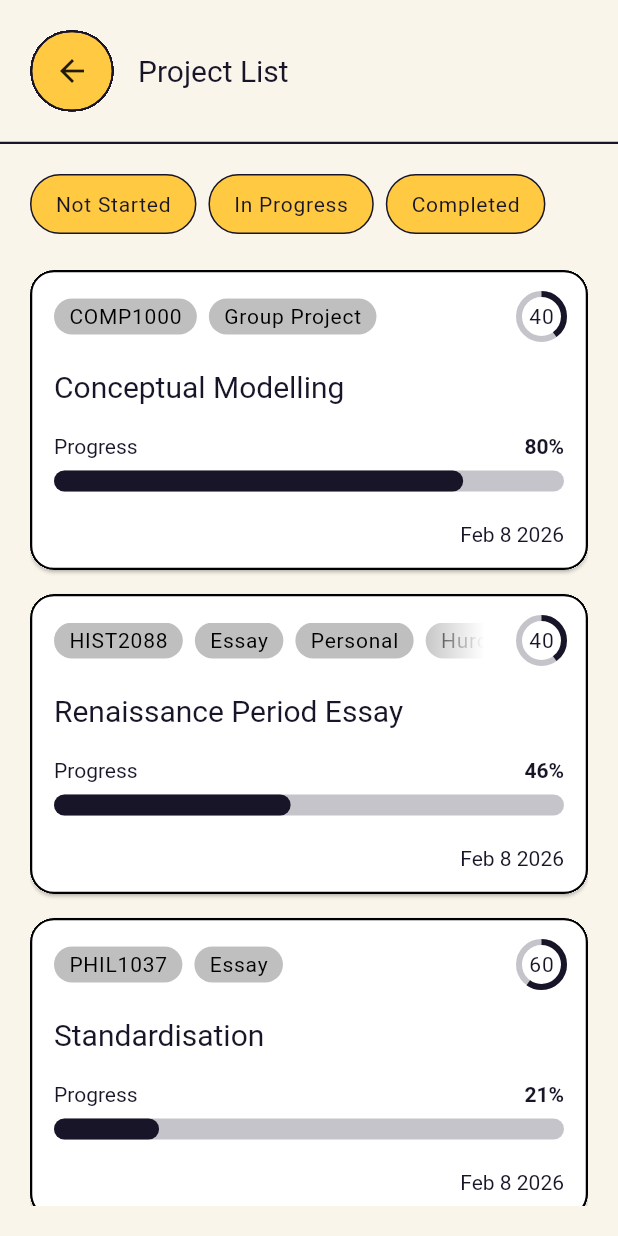
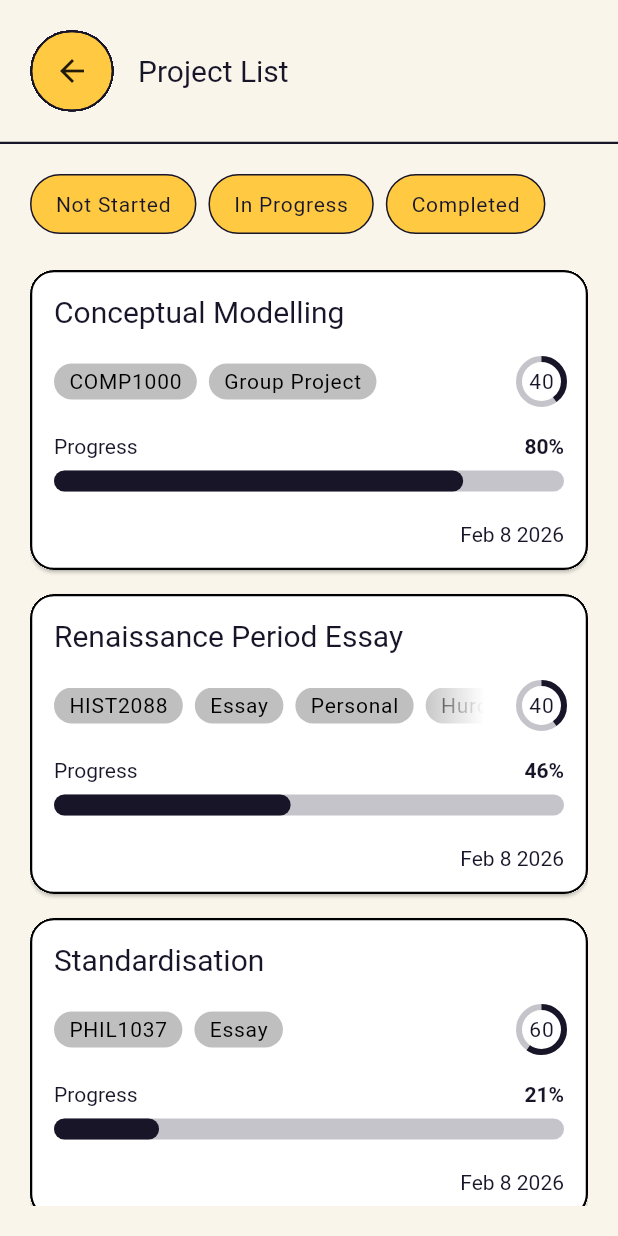
Before and after one commit to strandedorca/project_management, a Flutter app: the screen it shows after launch, on a phone screen of 412 x 824 dp. Run offline on Flutter 3.47's test engine with Material 3 defaults, Android fonts, the light colour scheme and no system bars; accounts and stored records are empty.

Commit message:
Add project card for project list page

```diff
--- /dev/null
+++ b/project_manager/lib/pages/project_list/projectCard.dart
@@ -0,0 +1,137 @@
+import 'package:flutter/material.dart';
+import 'package:project_manager/components/customChip.dart';
+import 'package:project_manager/models/project.dart';
+import 'package:project_manager/pages/dashboard/projectCardProgress.dart';
+import 'package:project_manager/themes/dimens.dart';
+import 'package:project_manager/utils/date_formatter.dart';
+import 'package:project_manager/utils/number_formatter.dart';
+
+class ProjectCard extends StatelessWidget {
+  final Project project;
+  const ProjectCard({super.key, required this.project});
+
+  @override
+  Widget build(BuildContext context) {
+    return Card(
+      margin: EdgeInsets.zero,
+      // clipBehavior is necessary to prevent the InkWell from overflowing the Card
+      clipBehavior: Clip.hardEdge,
+      shape: RoundedRectangleBorder(
+        borderRadius: BorderRadius.circular(AppDimens.borderRadiusMedium),
+        side: BorderSide(width: AppDimens.borderWidthMedium),
+      ),
+      // InkWell is a clickable widget that allows tapping
+      child: InkWell(
+        onTap: () {
+          // TODO: Navigate to the project details page
+          print('Project ${project.name} tapped');
+        },
+        child: SizedBox(
+          height: 200,
+          width: 300,
+          child: Padding(
+            padding: EdgeInsets.all(AppDimens.paddingMedium),
+            child: Column(
+              mainAxisAlignment: MainAxisAlignment.spaceBetween,
+              crossAxisAlignment: CrossAxisAlignment.start,
+              children: [
+                // Name
+                Text(
+                  project.name,
+                  style: Theme.of(context).textTheme.titleLarge,
+                  overflow: TextOverflow.ellipsis,
+                ),
+
+                // Tags & Weight
+                Row(
+                  mainAxisAlignment: MainAxisAlignment.spaceBetween,
+                  children: [
+                    Expanded(
+                      // ShaderMask (& LinearGradient) to fade out the tags that overflow
+                      child: ShaderMask(
+                        // SingleChildScrollView > Row pattern to cut off the tags that overflow
+                        child: SingleChildScrollView(
+                          scrollDirection: Axis.horizontal,
+                          physics: NeverScrollableScrollPhysics(),
+                          child: Row(
+                            spacing: AppDimens.spacingSmall,
+                            children: (project.tags ?? [])
+                                .map(
+                                  (tag) => CustomChip(
+                                    name: tag,
+                                    color: Theme.of(
+                                      context,
+                                    ).colorScheme.outlineVariant,
+                                    verticalPadding: 4.0,
+                                    horizontalPadding: 10.0,
+                                  ),
+                                )
+                                .toList(),
+                          ),
+                        ),
+                        shaderCallback: (rect) => const LinearGradient(
+                          colors: [
+                            Colors.black,
+                            Colors.black,
+                            Colors.transparent,
+                          ],
+                          stops: [
+                            0.0,
+                            0.8, // fade starts at 0.8
+                            0.95, // fade ends at 0.9
+                          ],
+                        ).createShader(rect),
+                      ),
+                    ),
+                    SizedBox(width: AppDimens.spacingSmall),
+                    _SingleRadialChart(percentage: project.weight, size: 30),
+                  ],
+                ),
+
+                // Progress
+                CardProjectProgress(progress: project.progress),
+
+                // Deadline
+                Align(
+                  alignment: Alignment.centerRight,
+                  child: Text(
+                    DateFormatter.shortDate(project.deadline),
+                    style: Theme.of(context).textTheme.bodySmall,
+                  ),
+                ),
+              ],
+            ),
+          ),
+        ),
+      ),
+    );
+  }
+}
+
+class _SingleRadialChart extends StatelessWidget {
+  final double percentage;
+  final double size;
+  const _SingleRadialChart({required this.percentage, required this.size});
+
+  @override
+  Widget build(BuildContext context) {
+    return Stack(
+      alignment: Alignment.center,
+      children: [
+        SizedBox(
+          width: size,
+          height: size,
+          child: CircularProgressIndicator(
+            value: percentage / 100,
+            color: Theme.of(context).colorScheme.outline,
+            backgroundColor: Theme.of(context).colorScheme.outlineVariant,
+          ),
+        ),
+        Text(
+          NumberFormatter.wholeNumber(percentage),
+          style: Theme.of(context).textTheme.labelSmall,
+        ),
+      ],
+    );
+  }
+}
--- a/project_manager/lib/pages/project_list/projectList.dart
+++ b/project_manager/lib/pages/project_list/projectList.dart
@@ -3,7 +3,7 @@ import 'package:project_manager/components/customAppbar.dart';
 import 'package:project_manager/components/customChip.dart';
 import 'package:project_manager/data/sample_data.dart';
 import 'package:project_manager/data/sample_statuses.dart';
-import 'package:project_manager/pages/dashboard/projectCard.dart';
+import 'package:project_manager/pages/project_list/projectCard.dart';
 import 'package:project_manager/themes/dimens.dart';
 
 class ProjectList extends StatelessWidget {
```
